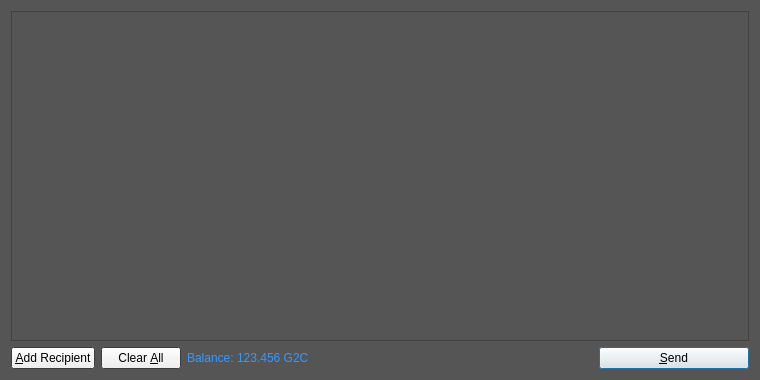
Before: the Qt Designer form src/qt/forms/sendcoinsdialog.ui in G2C/G2C, drawn with Qt 5.
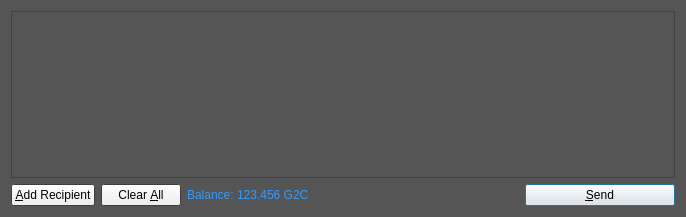
After: the same form once the commit is applied. Icons and pictures are not drawn.

Diff of the .ui file:
```diff
--- a/src/qt/forms/sendcoinsdialog.ui
+++ b/src/qt/forms/sendcoinsdialog.ui
@@ -6,8 +6,8 @@
    <rect>
     <x>0</x>
     <y>0</y>
-    <width>760</width>
-    <height>380</height>
+    <width>686</width>
+    <height>217</height>
    </rect>
   </property>
   <property name="palette">
```
